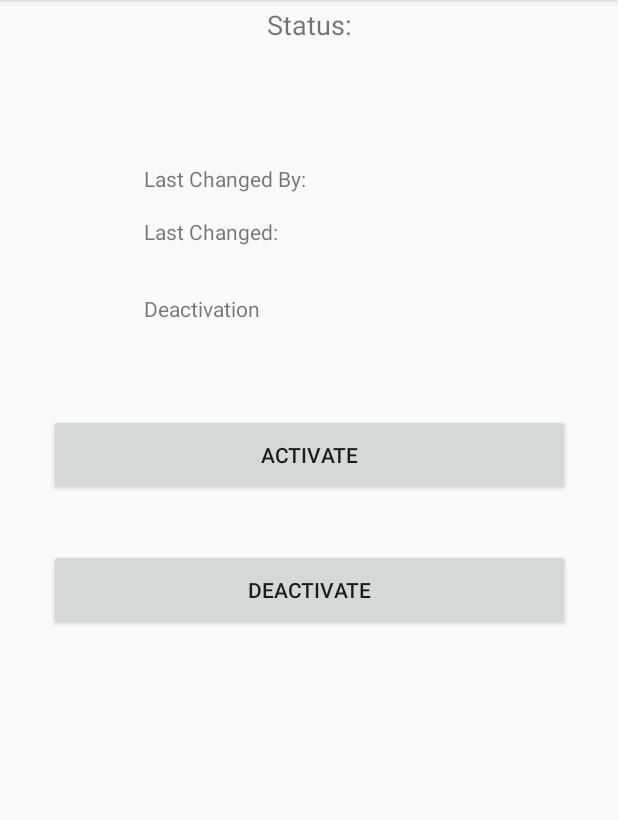
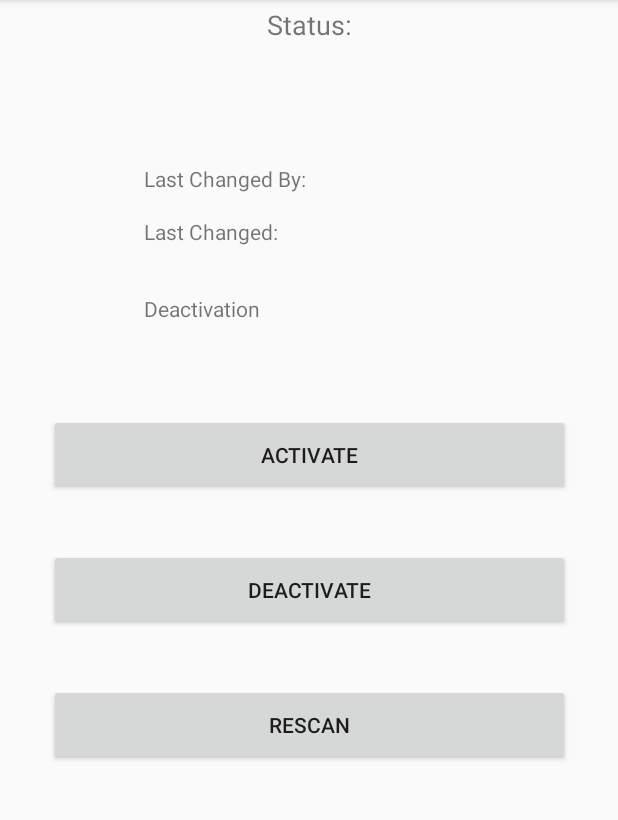
Before and after one commit to MyNameIsMikeGreen/pelican-remote, an Android app: the screen it shows after launch (MainActivity), on a phone screen of 412 x 824 dp, the part 84-904 px from its top. Run offline under Robolectric (Android 15) with nearby library versions, the light colour scheme and no system bars; 9 statements that could not run were skipped.

Commit message:
Add rescan button

```diff
--- a/app/src/main/java/com/example/pelicanremote/MainActivity.java
+++ b/app/src/main/java/com/example/pelicanremote/MainActivity.java
@@ -79,6 +79,7 @@ public class MainActivity extends AppCompatActivity {
         refreshUrlBuilder();
         statusHandler.postDelayed(statusUpdaterRunnable, 0);
         setStatusToggleButtonClickListener(R.id.activateButton, urlBuilder.build(Endpoint.ACTIVATE));
+        setStatusToggleButtonClickListener(R.id.rescanButton, urlBuilder.build(Endpoint.RESCAN));
     }
 
     @Override
@@ -138,6 +139,7 @@ public class MainActivity extends AppCompatActivity {
         statusResultLabel.setTextColor(Color.GRAY);
         findViewById(R.id.activateButton).setEnabled(false);
         findViewById(R.id.deactivateButton).setEnabled(false);
+        findViewById(R.id.rescanButton).setEnabled(false);
         TextView lastChangeResultLabel = findViewById(R.id.last_change_result_label);
         lastChangeResultLabel.setText(R.string.last_change_not_found);
         TextView lastChangeByResultLabel = findViewById(R.id.last_change_by_result_label);
@@ -161,19 +163,23 @@ public class MainActivity extends AppCompatActivity {
             case ACTIVATED:
                 findViewById(R.id.activateButton).setEnabled(false);
                 findViewById(R.id.deactivateButton).setEnabled(true);
+                findViewById(R.id.rescanButton).setEnabled(true);
                 break;
             case DEACTIVATED:
                 findViewById(R.id.activateButton).setEnabled(true);
                 findViewById(R.id.deactivateButton).setEnabled(false);
+                findViewById(R.id.rescanButton).setEnabled(false);
                 break;
             case MODIFYING:
                 findViewById(R.id.activateButton).setEnabled(false);
                 findViewById(R.id.deactivateButton).setEnabled(false);
+                findViewById(R.id.rescanButton).setEnabled(false);
                 break;
             default:
                 // Enable both buttons so that actions can be performed as a backup
                 findViewById(R.id.activateButton).setEnabled(true);
                 findViewById(R.id.deactivateButton).setEnabled(true);
+                findViewById(R.id.rescanButton).setEnabled(true);
                 break;
         }
     }
--- a/app/src/main/java/com/example/pelicanremote/PelicanUrlBuilder.java
+++ b/app/src/main/java/com/example/pelicanremote/PelicanUrlBuilder.java
@@ -5,11 +5,13 @@ public class PelicanUrlBuilder {
     private static final String ACTIVATION_ENDPOINT = "/actions/activate";
     private static final String DEACTIVATION_ENDPOINT = "/actions/deactivate";
     private static final String STATUS_ENDPOINT = "/status";
+    private static final String RESCAN_ENDPOINT = "/actions/rescan";
 
     public enum Endpoint{
         ACTIVATE,
         DEACTIVE,
-        STATUS
+        STATUS,
+        RESCAN
     }
 
     private String serverProtocol;
@@ -37,6 +39,10 @@ public class PelicanUrlBuilder {
             case STATUS:
                 return buildBaseUrl(STATUS_ENDPOINT);
 
+            case RESCAN:
+                return buildBaseUrl(RESCAN_ENDPOINT)
+                        + "?timeout_seconds=" + this.automaticDeactivationTimeoutSeconds;
+
             default:
                 return null;
         }
--- a/app/src/main/res/layout/activity_main.xml
+++ b/app/src/main/res/layout/activity_main.xml
@@ -86,6 +86,16 @@
             app:layout_constraintStart_toStartOf="parent"
             app:layout_constraintTop_toBottomOf="@+id/activateButton" />
 
+        <Button
+            android:id="@+id/rescanButton"
+            android:layout_width="347dp"
+            android:layout_height="54dp"
+            android:layout_marginTop="36dp"
+            android:text="@string/rescan_button_label"
+            app:layout_constraintEnd_toEndOf="parent"
+            app:layout_constraintStart_toStartOf="parent"
+            app:layout_constraintTop_toBottomOf="@+id/deactivateButton" />
+
         <androidx.constraintlayout.widget.Group
             android:id="@+id/group"
             android:layout_width="wrap_content"
--- a/app/src/main/res/values/strings.xml
+++ b/app/src/main/res/values/strings.xml
@@ -22,4 +22,5 @@
     <string name="default_port">8000</string>
     <string name="default_deactivation_timeout_hours">6</string>
     <string name="default_status_poll_interval_seconds">1</string>
+    <string name="rescan_button_label">Rescan</string>
 </resources>
--- a/build.gradle
+++ b/build.gradle
@@ -8,7 +8,7 @@ buildscript {
 
     }
     dependencies {
-        classpath 'com.android.tools.build:gradle:3.6.2'
+        classpath 'com.android.tools.build:gradle:4.0.1'
 
 
         // NOTE: Do not place your application dependencies here; they belong
```
Also changed, not shown: gradle/wrapper/gradle-wrapper.properties.
